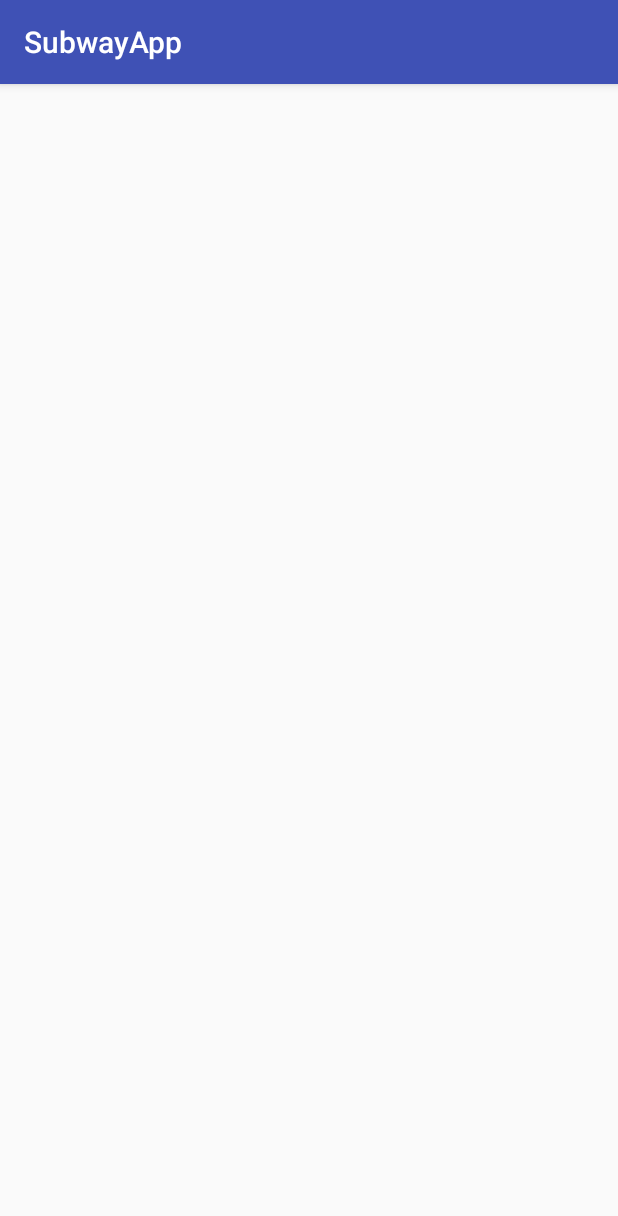
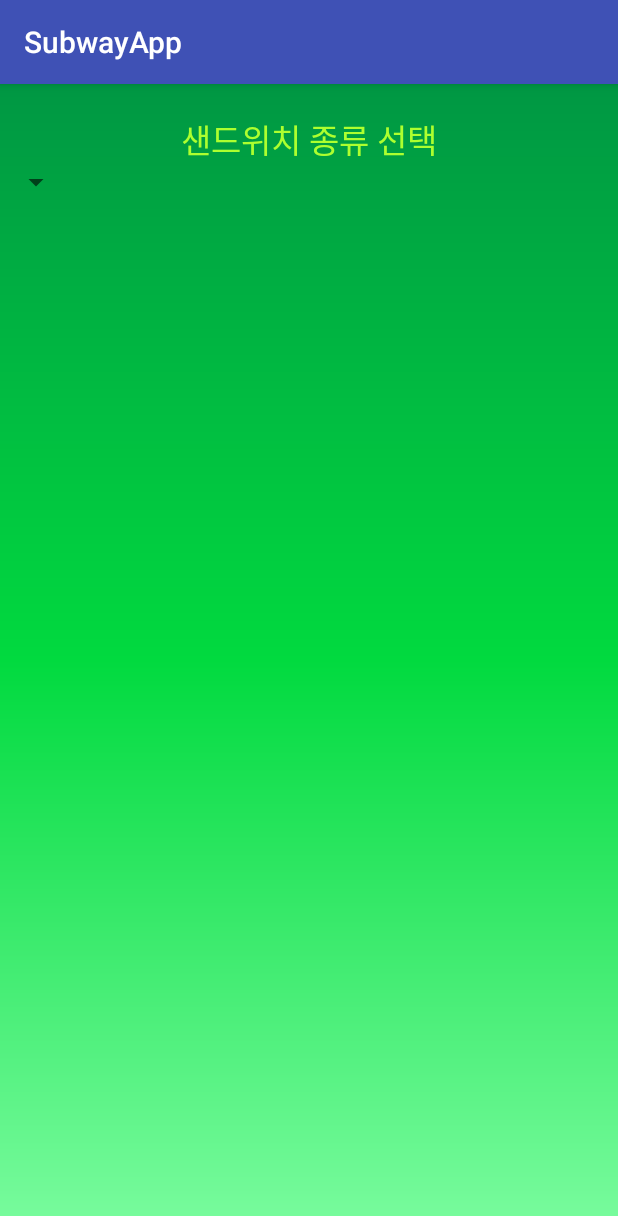
Before and after one commit to puppy9207/SubwayApp, an Android app: the CustomActivity screen opened directly, with no data from a screen before it, on a phone screen of 412 x 824 dp. Shown: the top 1216 px of the screen. Run offline under Robolectric (Android 15) with nearby library versions, the phone set to English and light mode, and no system bars.

```diff
--- a/app/src/main/AndroidManifest.xml
+++ b/app/src/main/AndroidManifest.xml
@@ -38,7 +38,7 @@
 
         <meta-data
             android:name="com.google.android.maps.v2.API_KEY"
-            android:value="AIzaSyBSG3WZB9SP3l0OCszkR0bIC2FhZ5NYV5s" />
+            android:value="" />
 
         <activity android:name=".CustomActivity"></activity>
     </application>
--- a/app/src/main/java/com/example/puppy/subwayapp/HomeMenu.java
+++ b/app/src/main/java/com/example/puppy/subwayapp/HomeMenu.java
@@ -40,6 +40,7 @@ public class HomeMenu extends Fragment {
         img6 = (ImageView)root.findViewById(R.id.imageView6);
         map = (LinearLayout)root.findViewById(R.id.findLayout);
 
+
         myMenuLayout.setOnClickListener(v->{
             //고객 정보가 없으면 넘어가지 않고 Toast를 띄움 띄우고 로그인 화면으로 다시 넘어감.
             MainActivity activity = (MainActivity)getActivity();
--- a/app/src/main/java/com/example/puppy/subwayapp/MyMenu.java
+++ b/app/src/main/java/com/example/puppy/subwayapp/MyMenu.java
@@ -1,6 +1,7 @@
 package com.example.puppy.subwayapp;
 
 
+import android.content.Intent;
 import android.os.Bundle;
 import android.support.v4.app.Fragment;
 import android.support.v4.app.FragmentPagerAdapter;
@@ -9,6 +10,7 @@ import android.view.LayoutInflater;
 import android.view.View;
 import android.view.ViewGroup;
 import android.widget.Button;
+import android.widget.LinearLayout;
 
 
 /**
@@ -30,8 +32,8 @@ public class MyMenu extends Fragment {
         ViewGroup root = (ViewGroup) inflater.inflate(R.layout.fragment_my_menu, container, false);
         btn4 = root.findViewById(R.id.button4);
         btn4.setOnClickListener(v -> {
-            MainActivity activity = (MainActivity)getActivity();
-            activity.onFragmentChanged("CustomMenuRegit");
+            Intent intent=new Intent(getActivity(),CustomActivity.class);
+            startActivity(intent);
         });
 
         return root;
--- a/app/src/main/res/layout/activity_custom.xml
+++ b/app/src/main/res/layout/activity_custom.xml
@@ -4,11 +4,42 @@
     xmlns:tools="http://schemas.android.com/tools"
     android:layout_width="match_parent"
     android:layout_height="match_parent"
+    android:background="@drawable/backcolor"
+    android:orientation="vertical"
     tools:context="com.example.puppy.subwayapp.CustomActivity">
-    <android.support.v4.view.ViewPager
-        android:id="@+id/pager"
-        android:layout_width="wrap_content"
-        android:layout_height="wrap_content"
-        />
 
+    <ScrollView
+        android:layout_width="match_parent"
+        android:layout_height="match_parent">
+
+        <LinearLayout
+            android:layout_width="match_parent"
+            android:layout_height="wrap_content"
+            android:orientation="vertical">
+
+            <TextView
+                android:id="@+id/textView13"
+                android:layout_width="match_parent"
+                android:layout_height="wrap_content"
+                android:layout_marginTop="20dp"
+                android:gravity="center"
+                android:text="샌드위치 종류 선택"
+                android:textColor="@color/green_lightest"
+                android:textSize="22sp" />
+
+            <LinearLayout
+                android:layout_width="wrap_content"
+                android:layout_height="wrap_content"
+                android:orientation="horizontal">
+
+                <Spinner
+                    android:id="@+id/spinner2"
+                    android:layout_width="match_parent"
+                    android:layout_height="wrap_content"
+                    android:layout_weight="1" />
+
+            </LinearLayout>
+
+        </LinearLayout>
+    </ScrollView>
 </LinearLayout>
```
